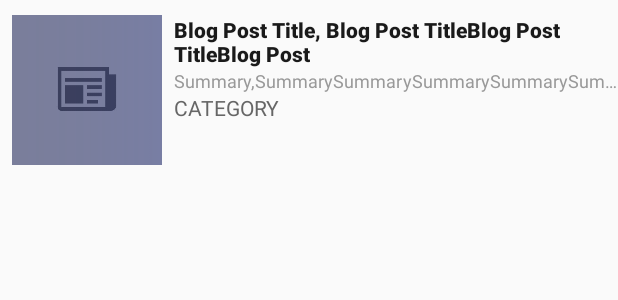
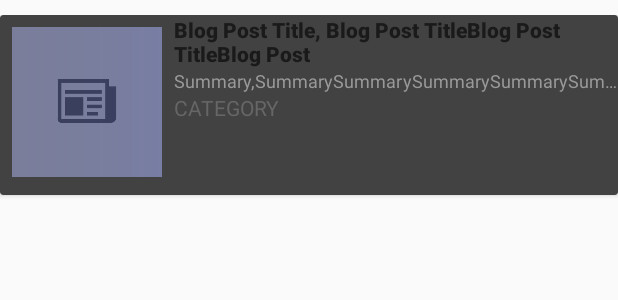
Before and after one commit to niennonno/DurofyReader, an Android app: the layout article_list_view.xml on its own in the app's theme, with its tools: preview values and no code run, on a phone screen of 412 x 824 dp. Shown: the top 300 px of the screen. Run offline under Robolectric (Android 15) with nearby library versions, the phone set to English and light mode, and no system bars.

Commit message:
changes. Responsive images

```diff
--- a/app/build.gradle
+++ b/app/build.gradle
@@ -24,4 +24,7 @@ dependencies {
     compile fileTree(dir: 'libs', include: ['*.jar'])
     compile 'com.android.support:appcompat-v7:23.0.0'
     compile "com.squareup.picasso:picasso:2.5+"
+    compile 'com.android.support:recyclerview-v7:21.0.3'
+    compile 'com.android.support:cardview-v7:21.0.3'
+    compile 'com.android.support:support-v4:21.0.3'
 }
--- a/app/src/main/java/com/mapplinks/durofyreader/Article.java
+++ b/app/src/main/java/com/mapplinks/durofyreader/Article.java
@@ -1,8 +1,4 @@
 package com.mapplinks.durofyreader;
-
-import android.media.Image;
-import android.os.Parcelable;
-import android.widget.ImageView;
 
 import java.io.Serializable;
 
--- a/app/src/main/java/com/mapplinks/durofyreader/ParseArticles.java
+++ b/app/src/main/java/com/mapplinks/durofyreader/ParseArticles.java
@@ -1,6 +1,4 @@
 package com.mapplinks.durofyreader;
-
-import android.app.Application;
 
 import org.xmlpull.v1.XmlPullParser;
 import org.xmlpull.v1.XmlPullParserFactory;
@@ -82,7 +80,7 @@ public class ParseArticles {
                         break;
 
                     default:
-                        //NOthing
+                        //Nothing
                 }
                 eventType = xpp.next();
             }
--- a/app/src/main/res/layout/activity_main.xml
+++ b/app/src/main/res/layout/activity_main.xml
@@ -9,6 +9,8 @@
     <ListView
         android:id="@+id/article_list"
         android:layout_width="match_parent"
+        android:divider="@null"
+        android:dividerHeight="0dp"
         android:layout_height="match_parent"
         android:layout_alignParentBottom="true"></ListView>
 
--- a/app/src/main/res/layout/article_list_view.xml
+++ b/app/src/main/res/layout/article_list_view.xml
@@ -1,14 +1,24 @@
 <?xml version="1.0" encoding="utf-8"?>
-<RelativeLayout xmlns:android="http://schemas.android.com/apk/res/android"
+<LinearLayout xmlns:android="http://schemas.android.com/apk/res/android"
+    xmlns:card_view="http://schemas.android.com/apk/res-auto"
     android:layout_width="match_parent"
-    android:orientation="horizontal"
-    android:layout_height="@dimen/row_height"
-    android:paddingTop="10dp"
-    >
-
+    android:orientation="vertical"
+    android:layout_height="match_parent"
+    android:paddingTop="10dp">
+    <android.support.v7.widget.CardView xmlns:card_view="http://schemas.android.com/apk/res-auto"
+        android:id="@+id/card_view"
+        android:layout_width="match_parent"
+        android:layout_height="wrap_content"
+        android:backgroundTint="@color/cardview_dark_background"
+        android:layout_gravity="center">
+    <RelativeLayout
+        android:id="@+id/top_layout"
+        android:layout_width="fill_parent"
+        android:layout_height="120dp">
     <ImageView
         android:id="@+id/image"
         android:layout_marginLeft="8dp"
+        android:layout_marginTop="8dp"
         android:layout_width="100dp"
         android:layout_height="100dp"
         android:adjustViewBounds="true"
@@ -54,7 +64,8 @@
         android:text="Category"
         android:layout_toRightOf="@+id/image"
         android:layout_below="@+id/summary"
+        />
+    </RelativeLayout>
+    </android.support.v7.widget.CardView>
 
-        />
-
-</RelativeLayout>
+</LinearLayout>
```
Also changed, not shown: app/src/main/java/com/mapplinks/durofyreader/MainActivity.java (+2 -12 lines), app/src/main/java/com/mapplinks/durofyreader/WebActivity.java (+7 -5 lines), 2 other files.
